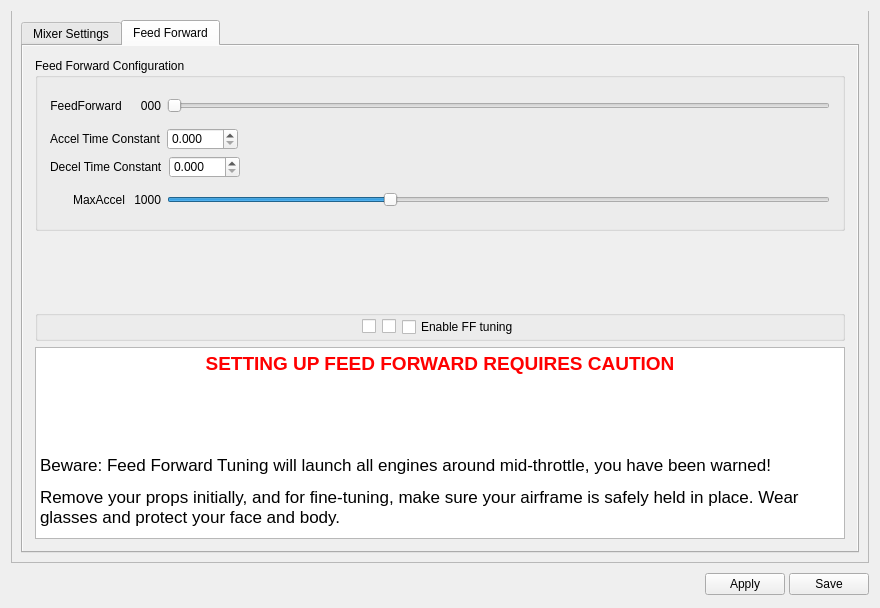
First picture: the form in ground/openpilotgcs/src/plugins/config/airframe.ui, repository openpilot/OpenPilot, before the edit.
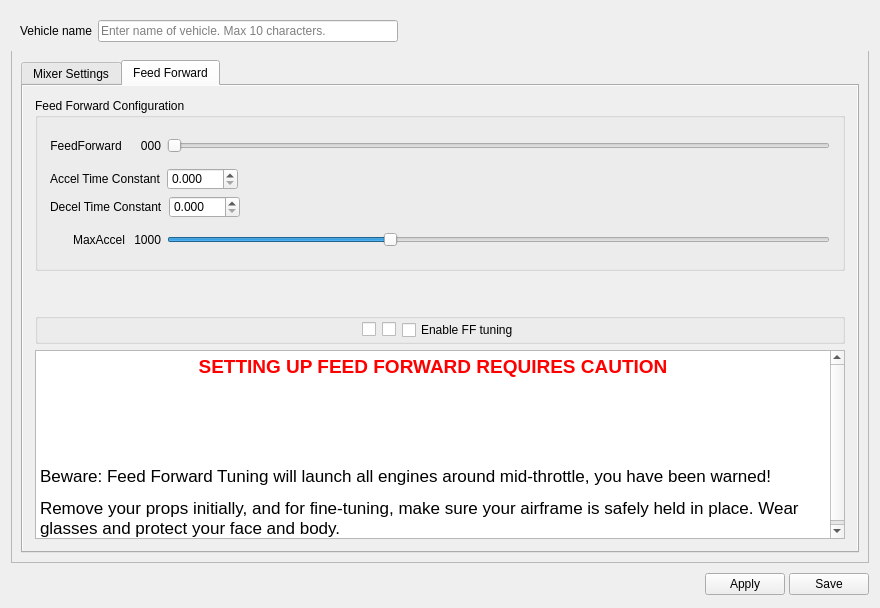
Second picture: the form after the edit. The open tabs and pages were chosen to show the change. Icons and pictures are not drawn.

Commit message: OP-1504 Added VehicleName field and started to add GUI support.

Patch:
```diff
--- a/ground/openpilotgcs/src/plugins/config/airframe.ui
+++ b/ground/openpilotgcs/src/plugins/config/airframe.ui
@@ -17,6 +17,89 @@
    <property name="spacing">
     <number>0</number>
    </property>
+   <item>
+    <layout class="QHBoxLayout" name="horizontalLayout">
+     <property name="leftMargin">
+      <number>9</number>
+     </property>
+     <property name="topMargin">
+      <number>9</number>
+     </property>
+     <property name="rightMargin">
+      <number>9</number>
+     </property>
+     <property name="bottomMargin">
+      <number>9</number>
+     </property>
+     <item>
+      <widget class="QLabel" name="label">
+       <property name="sizePolicy">
+        <sizepolicy hsizetype="Preferred" vsizetype="Preferred">
+         <horstretch>0</horstretch>
+         <verstretch>0</verstretch>
+        </sizepolicy>
+       </property>
+       <property name="text">
+        <string>Vehicle name</string>
+       </property>
+      </widget>
+     </item>
+     <item>
+      <spacer name="horizontalSpacer_2">
+       <property name="orientation">
+        <enum>Qt::Horizontal</enum>
+       </property>
+       <property name="sizeType">
+        <enum>QSizePolicy::Fixed</enum>
+       </property>
+       <property name="sizeHint" stdset="0">
+        <size>
+         <width>6</width>
+         <height>20</height>
+        </size>
+       </property>
+      </spacer>
+     </item>
+     <item alignment="Qt::AlignLeft">
+      <widget class="QLineEdit" name="lineEdit">
+       <property name="sizePolicy">
+        <sizepolicy hsizetype="Preferred" vsizetype="Fixed">
+         <horstretch>0</horstretch>
+         <verstretch>0</verstretch>
+        </sizepolicy>
+       </property>
+       <property name="minimumSize">
+        <size>
+         <width>300</width>
+         <height>0</height>
+        </size>
+       </property>
+       <property name="inputMask">
+        <string/>
+       </property>
+       <property name="maxLength">
+        <number>10</number>
+       </property>
+       <property name="placeholderText">
+        <string>Enter name of vehicle. Max 10 characters.</string>
+       </property>
+      </widget>
+     </item>
+     <item>
+      <spacer name="horizontalSpacer">
+       <property name="orientation">
+        <enum>Qt::Horizontal</enum>
+       </property>
+       <property name="sizeHint" stdset="0">
+        <size>
+         <width>40</width>
+         <height>20</height>
+        </size>
+       </property>
+      </spacer>
+     </item>
+    </layout>
+   </item>
    <item>
     <widget class="QTabBar" name="aircraftType" native="true"/>
    </item>
@@ -26,7 +109,7 @@
       <enum>Qt::LeftToRight</enum>
      </property>
      <property name="autoFillBackground">
-      <bool>true</bool>
+      <bool>false</bool>
      </property>
      <property name="styleSheet">
       <string notr="true">#vehicleTypeFrame{
@@ -306,8 +389,8 @@
               <rect>
                <x>0</x>
                <y>0</y>
-               <width>271</width>
-               <height>307</height>
+               <width>838</width>
+               <height>445</height>
               </rect>
              </property>
              <layout class="QVBoxLayout" name="verticalLayout_18">
@@ -717,14 +800,14 @@
                  <string>&lt;!DOCTYPE HTML PUBLIC &quot;-//W3C//DTD HTML 4.0//EN&quot; &quot;http://www.w3.org/TR/REC-html40/strict.dtd&quot;&gt;
 &lt;html&gt;&lt;head&gt;&lt;meta name=&quot;qrichtext&quot; content=&quot;1&quot; /&gt;&lt;style type=&quot;text/css&quot;&gt;
 p, li { white-space: pre-wrap; }
-&lt;/style&gt;&lt;/head&gt;&lt;body style=&quot; font-family:'Sans Serif'; font-size:9pt; font-weight:400; font-style:normal;&quot;&gt;
+&lt;/style&gt;&lt;/head&gt;&lt;body style=&quot; font-family:'Ubuntu'; font-size:11pt; font-weight:400; font-style:normal;&quot;&gt;
 &lt;table border=&quot;0&quot; style=&quot;-qt-table-type: root; margin-top:4px; margin-bottom:4px; margin-left:4px; margin-right:4px;&quot;&gt;
 &lt;tr&gt;
 &lt;td style=&quot;border: none;&quot;&gt;
-&lt;p align=&quot;center&quot; style=&quot; margin-top:0px; margin-bottom:0px; margin-left:0px; margin-right:0px; -qt-block-indent:0; text-indent:0px;&quot;&gt;&lt;span style=&quot; font-family:'Ubuntu'; font-size:14pt; font-weight:600; color:#ff0000;&quot;&gt;SETTING UP FEED FORWARD REQUIRES CAUTION&lt;/span&gt;&lt;/p&gt;
-&lt;p style=&quot;-qt-paragraph-type:empty; margin-top:0px; margin-bottom:0px; margin-left:0px; margin-right:0px; -qt-block-indent:0; text-indent:0px; font-family:'Ubuntu'; font-size:11pt;&quot;&gt;&lt;br /&gt;&lt;/p&gt;
-&lt;p style=&quot; margin-top:0px; margin-bottom:0px; margin-left:0px; margin-right:0px; -qt-block-indent:0; text-indent:0px;&quot;&gt;&lt;span style=&quot; font-family:'Ubuntu'; font-size:11pt;&quot;&gt;&lt;br /&gt;&lt;/span&gt;&lt;/p&gt;
-&lt;p style=&quot; margin-top:0px; margin-bottom:0px; margin-left:0px; margin-right:0px; -qt-block-indent:0; text-indent:0px;&quot;&gt;&lt;span style=&quot; font-family:'Ubuntu'; font-size:11pt;&quot;&gt;&lt;br /&gt;&lt;/span&gt;&lt;/p&gt;
+&lt;p align=&quot;center&quot; style=&quot; margin-top:0px; margin-bottom:0px; margin-left:0px; margin-right:0px; -qt-block-indent:0; text-indent:0px;&quot;&gt;&lt;span style=&quot; font-size:14pt; font-weight:600; color:#ff0000;&quot;&gt;SETTING UP FEED FORWARD REQUIRES CAUTION&lt;/span&gt;&lt;/p&gt;
+&lt;p style=&quot;-qt-paragraph-type:empty; margin-top:0px; margin-bottom:0px; margin-left:0px; margin-right:0px; -qt-block-indent:0; text-indent:0px;&quot;&gt;&lt;br /&gt;&lt;/p&gt;
+&lt;p style=&quot; margin-top:0px; margin-bottom:0px; margin-left:0px; margin-right:0px; -qt-block-indent:0; text-indent:0px;&quot;&gt;&lt;br /&gt;&lt;/p&gt;
+&lt;p style=&quot; margin-top:0px; margin-bottom:0px; margin-left:0px; margin-right:0px; -qt-block-indent:0; text-indent:0px;&quot;&gt;&lt;br /&gt;&lt;/p&gt;
 &lt;p style=&quot; margin-top:0px; margin-bottom:0px; margin-left:0px; margin-right:0px; -qt-block-indent:0; text-indent:0px;&quot;&gt;&lt;span style=&quot; font-family:'Lucida Grande'; font-size:13pt;&quot;&gt;Beware: Feed Forward Tuning will launch all engines around mid-throttle, you have been warned!&lt;/span&gt;&lt;/p&gt;
 &lt;p style=&quot; margin-top:12px; margin-bottom:12px; margin-left:0px; margin-right:0px; -qt-block-indent:0; text-indent:0px;&quot;&gt;&lt;span style=&quot; font-family:'Lucida Grande'; font-size:13pt;&quot;&gt;Remove your props initially, and for fine-tuning, make sure your airframe is safely held in place. Wear glasses and protect your face and body.&lt;/span&gt;&lt;/p&gt;&lt;/td&gt;&lt;/tr&gt;&lt;/table&gt;&lt;/body&gt;&lt;/html&gt;</string>
                 </property>
```
Left out of the diff: 2 changed lines with no effect on the pictures. The commit also changes 1 other file.
